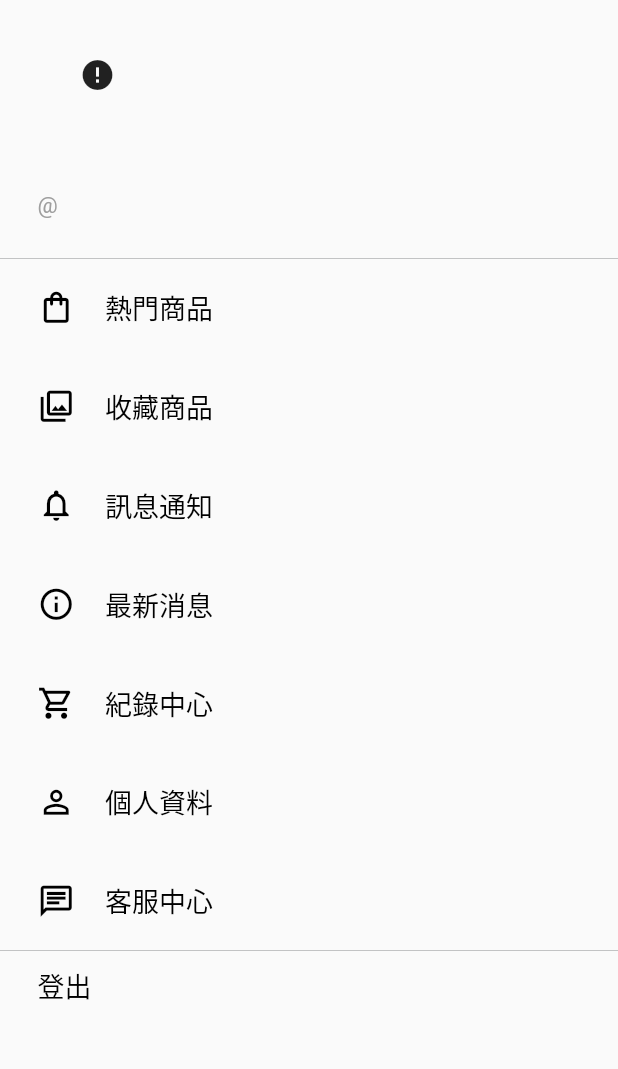
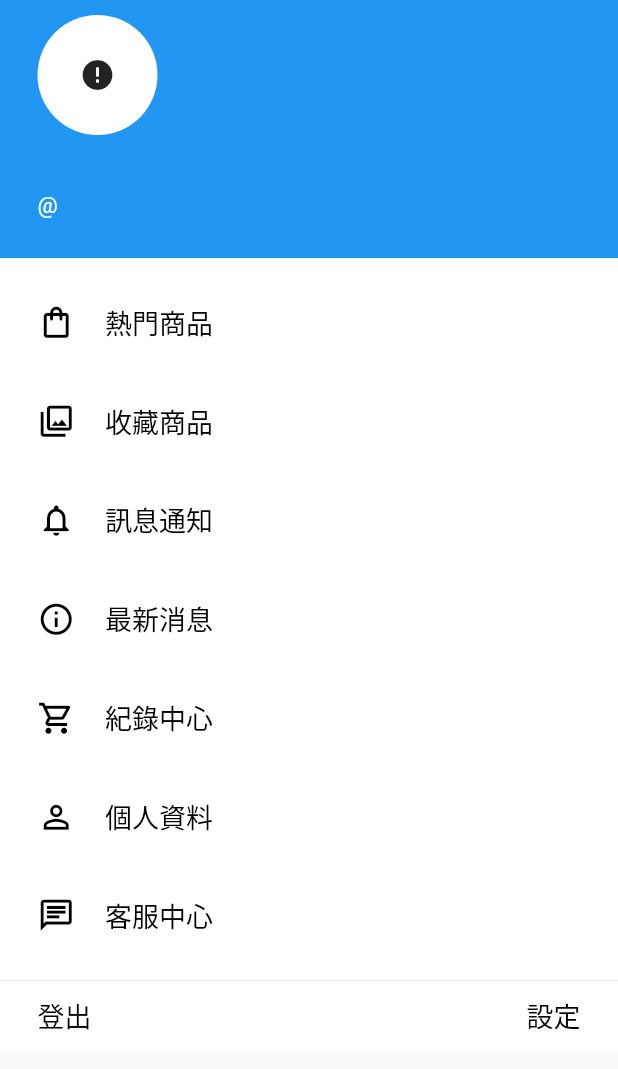
Before and after one commit to CPMoviePHil/e_shopping, a Flutter app: the LeftList widget shown alone on an empty page, opened directly, on a phone screen of 412 x 824 dp. Shown: the top 1069 px of the screen. Run offline on Flutter 3.47's test engine with Material 2 defaults, Android fonts, the phone set to English and light mode, and no system bars; drawn by our look-alikes of cached_network_image; our stand-ins replace carousel_slider, firebase_core, firebase_messaging, flutter_local_notifications, logger, shared_preferences; accounts and stored records are empty; network calls fail.

Commit message:
調整left-list呈現

```diff
--- a/lib/main.dart
+++ b/lib/main.dart
@@ -270,7 +270,7 @@ class _HomeScreenState extends State<HomeScreen> {
           if (config.currentStatus == ViewStatus.user) {
             return Drawer(
               child: Container(
-                color: Colors.white,
+                color: Theme.of(context).accentColor,
                 width: MediaQuery.of(context).size.width * 0.7,
                 child: SafeArea(
                   child: Container(
--- a/lib/screens/left_list.dart
+++ b/lib/screens/left_list.dart
@@ -10,8 +10,7 @@ import 'models.dart';
 class LeftList extends StatelessWidget {
 
   Widget personalProfile() {
-    return Container(
-      child: Column(
+    return Column(
       crossAxisAlignment: CrossAxisAlignment.start,
       mainAxisAlignment: MainAxisAlignment.spaceBetween,
       children: <Widget>[
@@ -24,7 +23,6 @@ class LeftList extends StatelessWidget {
           ),
         ),
       ],
-      ),
     );
   }
 
@@ -32,6 +30,10 @@ class LeftList extends StatelessWidget {
     return Consumer<ConfigNotifier>(
       builder: (context, config, _config,) {
         return Container(
+          decoration: BoxDecoration(
+            color: Colors.white,
+            borderRadius: BorderRadius.circular(100),
+          ),
           height: 80,
           width: 80,
           child: ClipRRect(
@@ -53,6 +55,7 @@ class LeftList extends StatelessWidget {
             return AppLibScreen.appText(
               text: config.currentUser.userName,
               textSize: "large",
+              fontColor: Colors.white,
             );
           },
         ),
@@ -65,8 +68,8 @@ class LeftList extends StatelessWidget {
       builder: (context, config, _config,) {
         return AppLibScreen.appText(
           text: "@${config.currentUser.account}",
-          fontColor: Colors.grey,
           textSize: "small",
+          fontColor: Colors.white,
         );
       },
     );
@@ -100,37 +103,42 @@ class LeftList extends StatelessWidget {
 
   @override
   Widget build(BuildContext context) {
-    return Column(
-      //mainAxisAlignment: MainAxisAlignment.spaceBetween,
+    List<Widget> barLists = <Widget>[];
+    Widget listViewSpace = const SizedBox(height: 10,);
+    barLists.add(listViewSpace);
+    barLists.addAll(leftBarItems.map((e) => leftBarItemWidget(
+      context: context, item: e,
+    )).toList(),);
+    barLists.add(listViewSpace);
+    return SingleChildScrollView(
+      child: Column(
         children: <Widget>[
           Container(
+            color: Theme.of(context).accentColor,
             padding: const EdgeInsets.symmetric(horizontal: 25, vertical: 10,),
             child: personalProfile(),
           ),
-        //const Divider(thickness: 0.5, color: Colors.black,),
-        Column(
-          children: [
           Container(
             decoration: BoxDecoration(
+              color: Colors.white,
               border: Border(
-                  top: AppLibScreen.appBorder(),
                 bottom: AppLibScreen.appBorder(),
               ),
             ),
             child: ListView(
               scrollDirection: Axis.vertical,
               shrinkWrap: true,
-                children: leftBarItems.map((e) => leftBarItemWidget(
-                  context: context, item: e,
-                )).toList(),
+              children: barLists,
             ),
           ),
-          ],
-        ),
           Container(
+            color: Colors.white,
             alignment: Alignment.centerLeft,
             padding: const EdgeInsets.symmetric(horizontal: 25, vertical: 10,),
-          child: GestureDetector(
+            child: Row(
+              mainAxisAlignment: MainAxisAlignment.spaceBetween,
+              children: [
+                GestureDetector(
                   onTap: () async {
                     ScaffoldMessenger.of(context).showSnackBar(const SnackBar(content: Text("登出中.."),));
                     bool logout = await context.read<ConfigNotifier>().logout();
@@ -146,8 +154,17 @@ class LeftList extends StatelessWidget {
                     text: "登出",
                   ),
                 ),
+                GestureDetector(
+                  onTap: null,
+                  child: AppLibScreen.appText(
+                    text: "設定",
+                  ),
                 ),
               ],
+            ),
+          ),
+        ],
+      ),
     );
   }
 }
```
Lines whose indentation alone changed are shown as unchanged.
